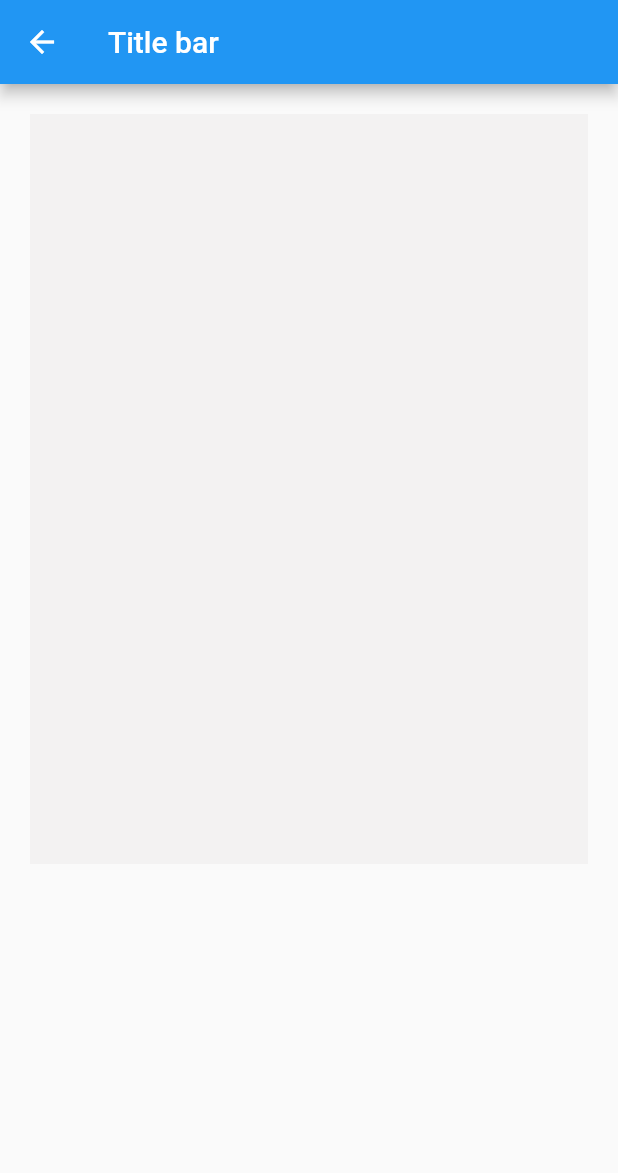
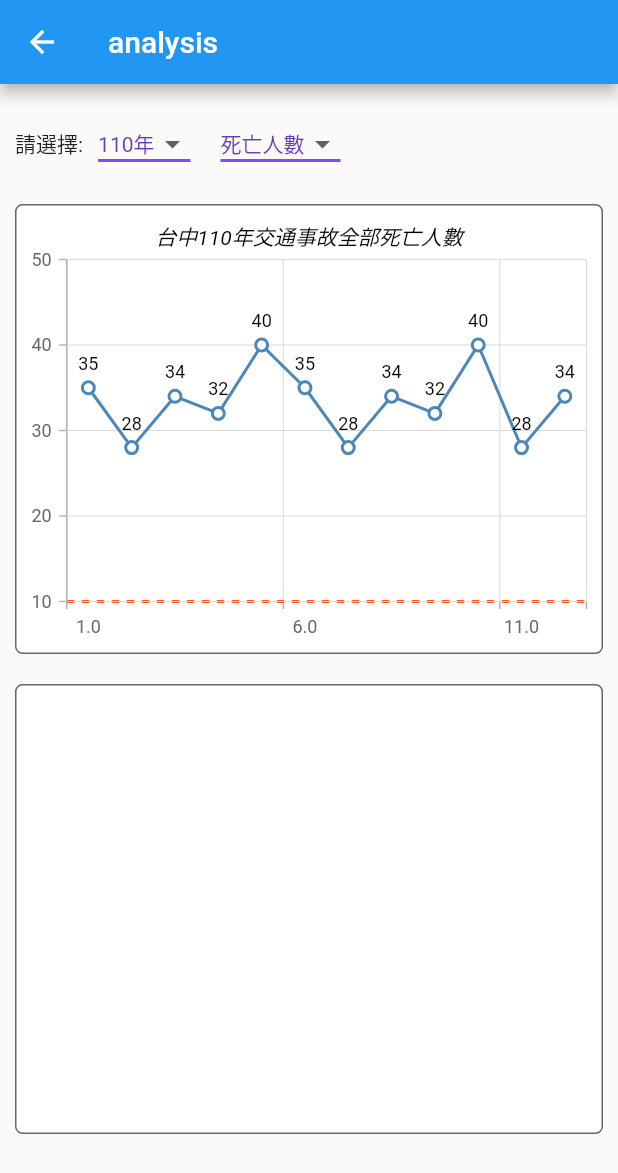
Before and after one commit to YongXiang12/Transportation_project, a Flutter app: the screen it shows after launch, in the side drawer, after a tap on "分析", on a phone screen of 412 x 824 dp. Shown: the top 1173 px of the screen. Run offline on Flutter 3.47's test engine with Material 2 defaults, Android fonts, the phone set to English and light mode, and no system bars; our stand-ins replace fluttertoast, google_maps_flutter, syncfusion_flutter_charts.

Commit message:
20220406

```diff
--- a/lib/analysis/analysis.dart
+++ b/lib/analysis/analysis.dart
@@ -1,21 +1,131 @@
 import 'package:flutter/material.dart';
+import 'package:flutter/widgets.dart';
 import 'package:transport/TabBarResource/TabBarInterface.dart';
 import 'package:transport/SearchResource/Search_listview.dart';
+import 'package:syncfusion_flutter_charts/charts.dart';
+import 'package:transport/analysis/analysis_button.dart';
 
 class analysis_page extends StatelessWidget {
+  late List<SalesData> _chartData = getChartData();
+
   @override
+  void initState() {
+    _chartData = getChartData();
+  }
+
   Widget build(BuildContext context) {
     return Scaffold(
-      appBar: AppBar(
-        title: Text('Title bar'),
-      ),
-      body: Container(
-        margin: EdgeInsets.all(20),
-        color: Color.fromARGB(255, 243, 242, 242),
-        constraints: BoxConstraints(
-            maxWidth: 500, maxHeight: 500, minWidth: 100, minHeight: 100),
-        padding: EdgeInsets.fromLTRB(10, 10, 10, 10),
-      ),
-    );
+        appBar: AppBar(
+          title: Text("analysis"),
+        ),
+        body: SafeArea(
+            child: Column(children: [
+          Container(
+            alignment: Alignment.centerRight,
+            margin: EdgeInsets.only(left: 10, right: 10, top: 20),
+            constraints: BoxConstraints(
+                maxWidth: 400, maxHeight: 40, minWidth: 200, minHeight: 40),
+            child: Row(
+              children: <Widget>[
+                Text("請選擇:"),
+                Container(
+                  alignment: Alignment.centerRight,
+                  child: MyStatefulWidget(),
+                  margin: EdgeInsets.only(left: 10, right: 10),
+                ),
+                Container(
+                  alignment: Alignment.centerRight,
+                  child: MyStatefulWidget1(),
+                  margin: EdgeInsets.only(left: 10, right: 10),
+                ),
+              ],
+            ),
+          ),
+          Container(
+            margin: EdgeInsets.only(left: 10, right: 10, top: 20),
+            constraints: BoxConstraints(
+                maxWidth: 400, maxHeight: 300, minWidth: 200, minHeight: 250),
+            decoration: new BoxDecoration(
+              //背景
+
+              color: Color.fromRGBO(255, 255, 255, 25),
+              //设置四周圆角 角度
+              borderRadius: BorderRadius.all(Radius.circular(5.0)),
+              border: new Border.all(
+                  width: 1, color: Color.fromARGB(255, 104, 103, 103)),
+            ),
+            child: SfCartesianChart(
+              title: ChartTitle(
+                  text: '台中110年交通事故全部死亡人數',
+                  borderWidth: 2,
+                  // Aligns the chart title to left
+                  alignment: ChartAlignment.center,
+                  textStyle: TextStyle(
+                    color: Color.fromARGB(255, 0, 0, 0),
+                    fontFamily: 'Roboto',
+                    fontStyle: FontStyle.italic,
+                    fontSize: 14,
+                  )),
+              primaryXAxis: CategoryAxis(
+                  axisLine: AxisLine(
+                      color: Colors.deepOrange,
+                      width: 2,
+                      dashArray: <double>[5, 5])),
+              primaryYAxis: NumericAxis(minimum: 10, maximum: 50),
+              series: <ChartSeries>[
+                LineSeries<SalesData, double>(
+                    enableTooltip: true,
+                    dataSource: _chartData,
+                    xValueMapper: (SalesData sales, _) => sales.year,
+                    yValueMapper: (SalesData sales, _) => sales.sales,
+                    markerSettings: MarkerSettings(
+                        isVisible: true,
+                        // Marker shape is set to diamond
+                        shape: DataMarkerType.diamond),
+                    dataLabelSettings: DataLabelSettings(isVisible: true)),
+              ],
+            ),
+          ),
+          Container(
+              alignment: Alignment.centerRight,
+              margin: EdgeInsets.only(left: 10, right: 10, top: 20),
+              constraints: BoxConstraints(
+                  maxWidth: 400, maxHeight: 300, minWidth: 200, minHeight: 250),
+              decoration: new BoxDecoration(
+                //背景
+
+                color: Color.fromRGBO(255, 255, 255, 25),
+                //设置四周圆角 角度
+                borderRadius: BorderRadius.all(Radius.circular(5.0)),
+                border: new Border.all(
+                    width: 1, color: Color.fromARGB(255, 104, 103, 103)),
+              )),
+        ])));
+  }
+
+  List<SalesData> getChartData() {
+    final List<SalesData> chartData = [
+      SalesData(1, 35),
+      SalesData(2, 28),
+      SalesData(3, 34),
+      SalesData(4, 32),
+      SalesData(5, 40),
+      SalesData(6, 35),
+      SalesData(7, 28),
+      SalesData(8, 34),
+      SalesData(9, 32),
+      SalesData(10, 40),
+      SalesData(11, 28),
+      SalesData(12, 34)
+    ];
+    return chartData;
   }
 }
+
+mixin column {}
+
+class SalesData {
+  SalesData(this.year, this.sales);
+  final double year;
+  final double sales;
+}
--- /dev/null
+++ b/lib/analysis/analysis_button.dart
@@ -0,0 +1,73 @@
+import 'package:flutter/material.dart';
+
+class MyStatefulWidget extends StatefulWidget {
+  const MyStatefulWidget({Key? key}) : super(key: key);
+
+  @override
+  State<MyStatefulWidget> createState() => _MyStatefulWidgetState();
+}
+
+class _MyStatefulWidgetState extends State<MyStatefulWidget> {
+  String dropdownValue = '110年';
+
+  @override
+  Widget build(BuildContext context) {
+    return DropdownButton<String>(
+      value: dropdownValue,
+      elevation: 16,
+      style: const TextStyle(color: Colors.deepPurple),
+      underline: Container(
+        height: 2,
+        color: Colors.deepPurpleAccent,
+      ),
+      onChanged: (String? newValue) {
+        setState(() {
+          dropdownValue = newValue!;
+        });
+      },
+      items: <String>['110年', '109年', '108年', '107年']
+          .map<DropdownMenuItem<String>>((String value) {
+        return DropdownMenuItem<String>(
+          value: value,
+          child: Text(value),
+        );
+      }).toList(),
+    );
+  }
+}
+
+class MyStatefulWidget1 extends StatefulWidget {
+  const MyStatefulWidget1({Key? key}) : super(key: key);
+
+  @override
+  State<MyStatefulWidget1> createState() => _MyStatefulWidgetState1();
+}
+
+class _MyStatefulWidgetState1 extends State<MyStatefulWidget1> {
+  String dropdownValue = '死亡人數';
+
+  @override
+  Widget build(BuildContext context) {
+    return DropdownButton<String>(
+      value: dropdownValue,
+      elevation: 16,
+      style: const TextStyle(color: Colors.deepPurple),
+      underline: Container(
+        height: 2,
+        color: Colors.deepPurpleAccent,
+      ),
+      onChanged: (String? newValue) {
+        setState(() {
+          dropdownValue = newValue!;
+        });
+      },
+      items: <String>['死亡人數', '受傷人數', '死傷人數']
+          .map<DropdownMenuItem<String>>((String value) {
+        return DropdownMenuItem<String>(
+          value: value,
+          child: Text(value),
+        );
+      }).toList(),
+    );
+  }
+}
--- a/pubspec.yaml
+++ b/pubspec.yaml
@@ -30,7 +30,7 @@ dependencies:
   flutter:
     sdk: flutter
   google_maps_flutter: ^0.5.11
-  charts_flutter: ^0.9.0
+  syncfusion_flutter_charts: ^19.4.56
   # The following adds the Cupertino Icons font to your application.
   # Use with the CupertinoIcons class for iOS style icons.
   cupertino_icons: ^1.0.2
```
Also changed, not shown: pubspec.lock.
